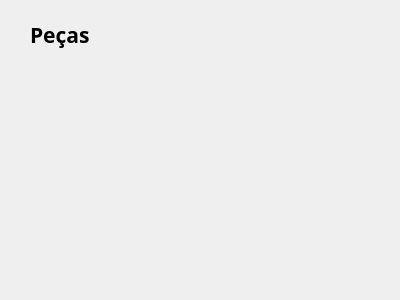
First picture: the form in view/pecas_page.ui, repository Gusrrocha/Gerenciador-de-Vendas, before the edit.
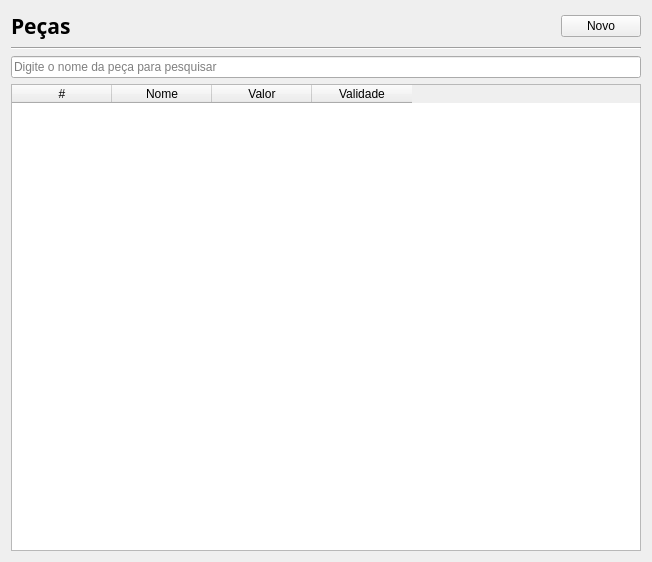
Second picture: the form after the edit.

```diff
--- a/view/pecas_page.ui
+++ b/view/pecas_page.ui
@@ -6,22 +6,18 @@
    <rect>
     <x>0</x>
     <y>0</y>
-    <width>400</width>
-    <height>300</height>
+    <width>652</width>
+    <height>562</height>
    </rect>
   </property>
   <property name="windowTitle">
    <string>Form</string>
   </property>
+  <layout class="QVBoxLayout" name="verticalLayout">
+   <item>
+    <layout class="QGridLayout" name="gridLayout">
+     <item row="0" column="0">
   <widget class="QLabel" name="label">
-   <property name="geometry">
-    <rect>
-     <x>30</x>
-     <y>20</y>
-     <width>81</width>
-     <height>31</height>
-    </rect>
-   </property>
    <property name="font">
     <font>
      <family>Arial Black</family>
@@ -40,6 +36,80 @@
     <number>0</number>
    </property>
   </widget>
+     </item>
+     <item row="0" column="1">
+      <spacer name="horizontalSpacer">
+       <property name="orientation">
+        <enum>Qt::Horizontal</enum>
+       </property>
+       <property name="sizeHint" stdset="0">
+        <size>
+         <width>40</width>
+         <height>20</height>
+        </size>
+       </property>
+      </spacer>
+     </item>
+     <item row="0" column="2">
+      <widget class="QPushButton" name="nova_peca_btn">
+       <property name="text">
+        <string>Novo</string>
+       </property>
+      </widget>
+     </item>
+    </layout>
+   </item>
+   <item>
+    <widget class="Line" name="line">
+     <property name="orientation">
+      <enum>Qt::Horizontal</enum>
+     </property>
+    </widget>
+   </item>
+   <item>
+    <widget class="QLineEdit" name="campo_pesquisa">
+     <property name="placeholderText">
+      <string>Digite o nome da peça para pesquisar</string>
+     </property>
+    </widget>
+   </item>
+   <item>
+    <widget class="QTableWidget" name="tabela">
+     <column>
+      <property name="text">
+       <string>#</string>
+      </property>
+      <property name="textAlignment">
+       <set>AlignCenter</set>
+      </property>
+     </column>
+     <column>
+      <property name="text">
+       <string>Nome</string>
+      </property>
+      <property name="textAlignment">
+       <set>AlignCenter</set>
+      </property>
+     </column>
+     <column>
+      <property name="text">
+       <string>Valor</string>
+      </property>
+      <property name="textAlignment">
+       <set>AlignCenter</set>
+      </property>
+     </column>
+     <column>
+      <property name="text">
+       <string>Validade</string>
+      </property>
+      <property name="textAlignment">
+       <set>AlignCenter</set>
+      </property>
+     </column>
+    </widget>
+   </item>
+  </layout>
  </widget>
  <resources/>
  <connections/>
```
Lines whose indentation alone changed are shown as unchanged.
